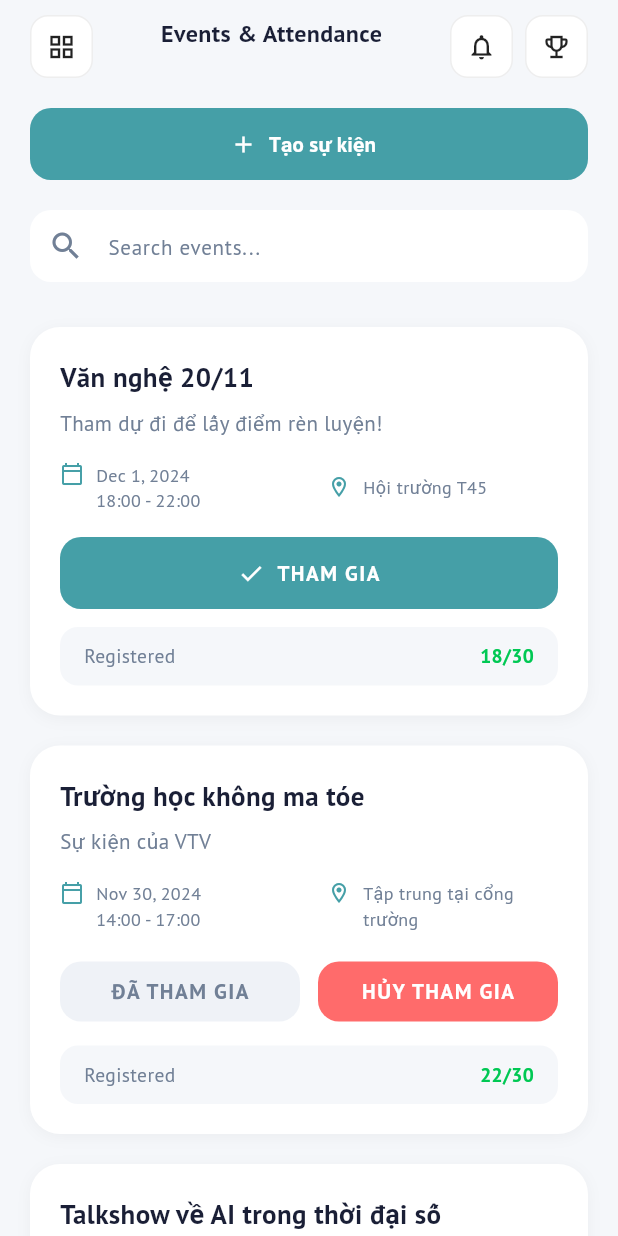
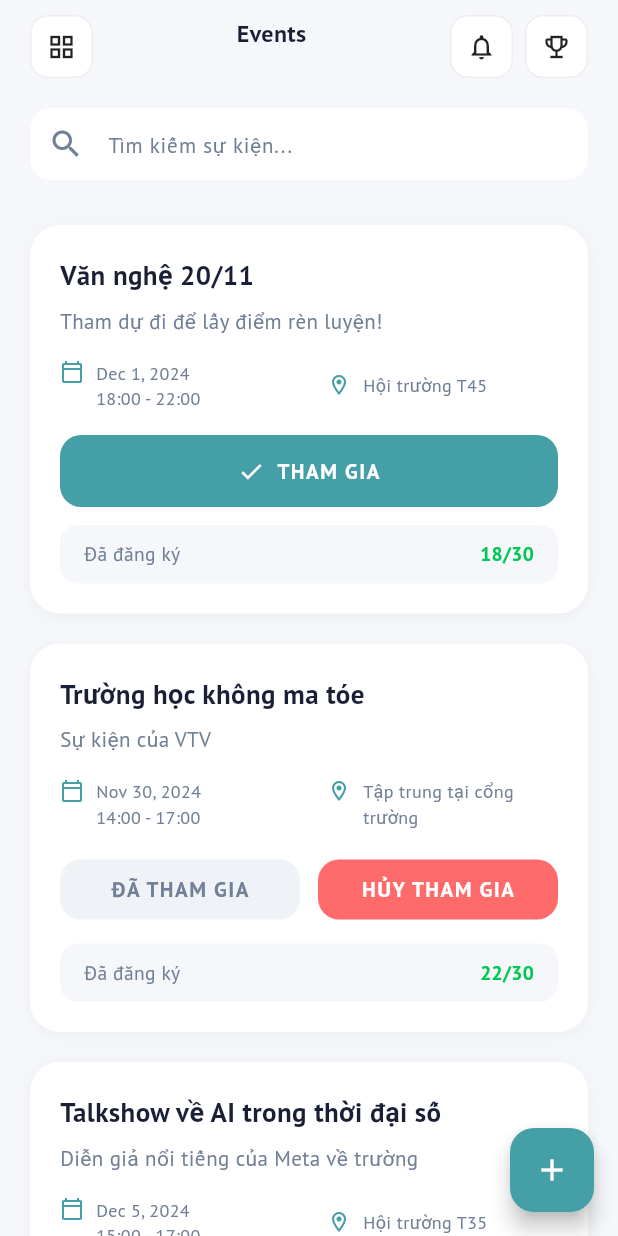
Before and after one commit to Enrique-Nguyen/mobile_classpal, a Flutter app: the EventsScreenContent screen opened directly with empty values, on a phone screen of 412 x 824 dp. Run offline on Flutter 3.47's test engine with Material 3 defaults, Android fonts, the phone set to English and light mode, and no system bars; our stand-ins replace google_fonts.

Commit message:
[Fix] Fix create events button

```diff
--- a/lib/features/class_view/workflow/screens/events_screen.dart
+++ b/lib/features/class_view/workflow/screens/events_screen.dart
@@ -237,7 +237,7 @@ class _EventCardState extends State<EventCard> {
               mainAxisAlignment: MainAxisAlignment.spaceBetween,
               children: [
                 const Text(
-                  "Registered",
+                  "Đã đăng ký",
                   style: TextStyle(
                     color: AppColors.textSecondary,
                     fontSize: 13,
@@ -341,21 +341,7 @@ class _EventsScreenContentState extends State<EventsScreenContent> {
   Widget build(BuildContext context) {
     return Scaffold(
       backgroundColor: AppColors.background,
-      body: SafeArea(
-        child: Column(
-          children: [
-            // Header (consistent with other screens) - dynamic subtitle
-            CustomHeader(
-              title: 'Events & Attendance',
-              subtitle: widget.classData.name,
-            ),
-            // Create Event Button
-            Padding(
-              padding: const EdgeInsets.symmetric(horizontal: 20, vertical: 10),
-              child: SizedBox(
-                width: double.infinity,
-                height: 48,
-                child: ElevatedButton.icon(
+      floatingActionButton: FloatingActionButton(
         onPressed: () async {
           final result = await Navigator.push(
             context,
@@ -367,31 +353,23 @@ class _EventsScreenContentState extends State<EventsScreenContent> {
             _addEvent(result);
           }
         },
-                  style: ElevatedButton.styleFrom(
         backgroundColor: AppColors.primaryBlue,
-                    elevation: 0,
-                    shape: RoundedRectangleBorder(
-                      borderRadius: BorderRadius.circular(14),
+        child: const Icon(Icons.add, color: Colors.white),
       ),
-                  ),
-                  icon: const Icon(Icons.add, color: Colors.white),
-                  label: const Text(
-                    "Tạo sự kiện",
-                    style: TextStyle(
-                      fontSize: 14,
-                      fontWeight: FontWeight.bold,
-                      color: Colors.white,
-                    ),
-                  ),
-                ),
-              ),
+      body: SafeArea(
+        child: Column(
+          children: [
+            // Header (consistent with other screens) - dynamic subtitle
+            CustomHeader(
+              title: 'Events',
+              subtitle: widget.classData.name,
             ),
             // Search Bar
             Padding(
               padding: const EdgeInsets.symmetric(horizontal: 20, vertical: 10),
               child: TextField(
                 decoration: InputDecoration(
-                  hintText: "Search events...",
+                  hintText: "Tìm kiếm sự kiện...",
                   hintStyle: const TextStyle(
                     color: AppColors.textSecondary,
                     fontSize: 14,
```
Lines whose indentation alone changed are shown as unchanged.
